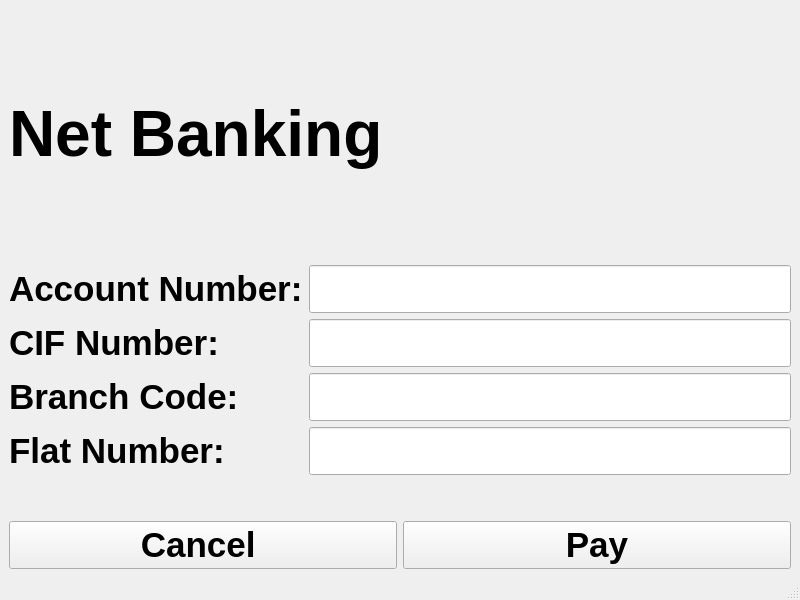
Old version of the form transaction_netbank.ui in the repository acmpesuecc/GrowPal.
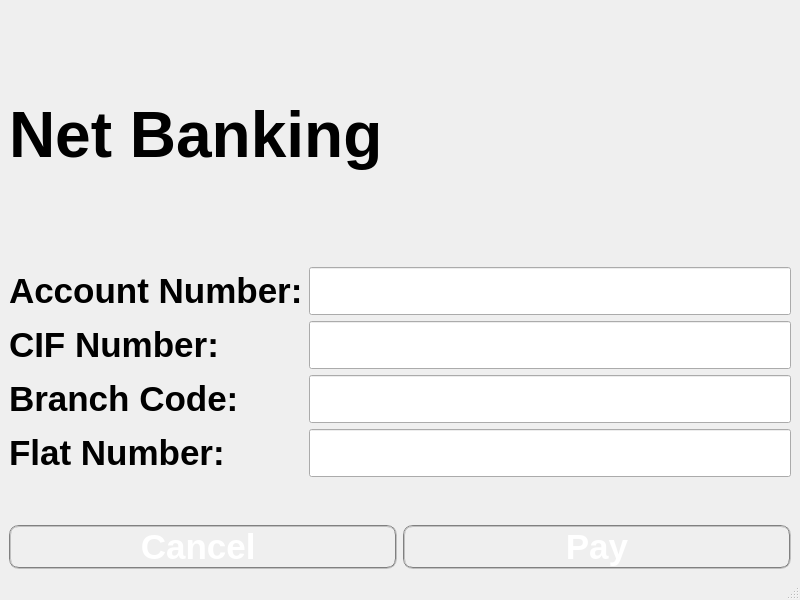
New version of the form.

What changed in the file:
```diff
--- a/transaction_netbank.ui
+++ b/transaction_netbank.ui
@@ -142,6 +142,11 @@
         <bold>true</bold>
        </font>
       </property>
+      <property name="styleSheet">
+       <string notr="true">
+                 color: white; 
+                 border-radius: 10px; border: 2px groove gray;</string>
+      </property>
       <property name="text">
        <string>Cancel </string>
       </property>
@@ -156,6 +161,11 @@
         <bold>true</bold>
        </font>
       </property>
+      <property name="styleSheet">
+       <string notr="true">
+                 color: white; 
+                 border-radius: 10px; border: 2px groove gray;</string>
+      </property>
       <property name="text">
        <string>Pay</string>
       </property>
```
